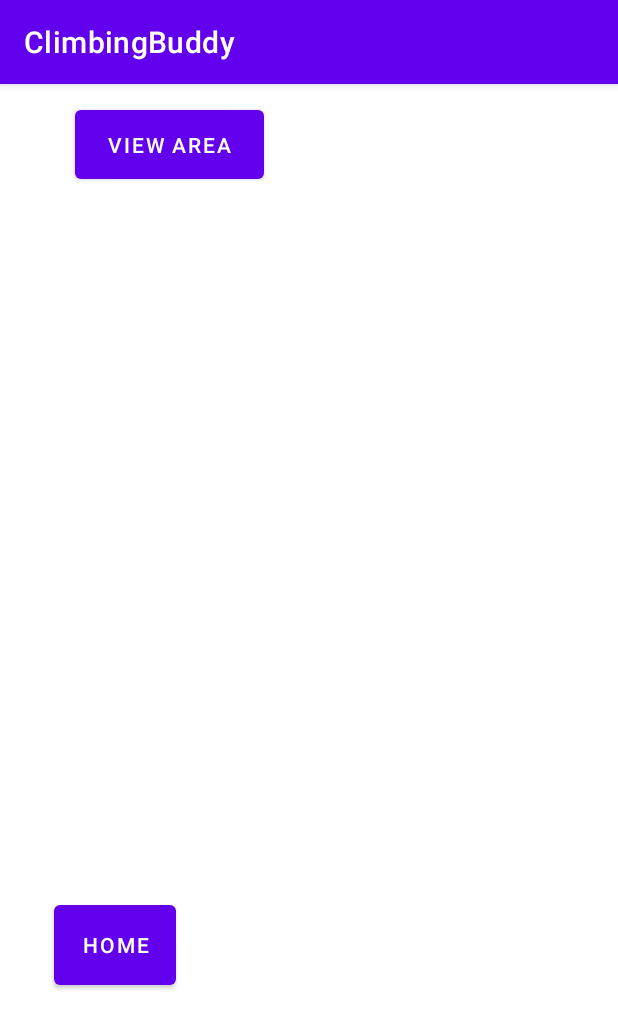
After one commit to JaegyeomKim/ISIT322_TeamProject-Climbing-Buddy-, an Android app: the fragment InfoFragment shown on its own in the app's theme, on a phone screen of 412 x 824 dp. The commit adds this screen. Shown: the top 1029 px of the screen. Run offline under Robolectric (Android 15) with nearby library versions, the phone set to English and light mode, and no system bars.

Commit message:
Changed files

```diff
--- /dev/null
+++ b/app/src/main/java/com/hfad/climbingbuddy/InfoFragment.kt
@@ -0,0 +1,59 @@
+package com.hfad.climbingbuddy
+
+import android.os.Bundle
+import androidx.fragment.app.Fragment
+import android.view.LayoutInflater
+import android.view.View
+import android.view.ViewGroup
+
+// TODO: Rename parameter arguments, choose names that match
+// the fragment initialization parameters, e.g. ARG_ITEM_NUMBER
+private const val ARG_PARAM1 = "param1"
+private const val ARG_PARAM2 = "param2"
+
+/**
+ * A simple [Fragment] subclass.
+ * Use the [InfoFragment.newInstance] factory method to
+ * create an instance of this fragment.
+ */
+class InfoFragment : Fragment() {
+    // TODO: Rename and change types of parameters
+    private var param1: String? = null
+    private var param2: String? = null
+
+    override fun onCreate(savedInstanceState: Bundle?) {
+        super.onCreate(savedInstanceState)
+        arguments?.let {
+            param1 = it.getString(ARG_PARAM1)
+            param2 = it.getString(ARG_PARAM2)
+        }
+    }
+
+    override fun onCreateView(
+        inflater: LayoutInflater, container: ViewGroup?,
+        savedInstanceState: Bundle?
+    ): View? {
+        // Inflate the layout for this fragment
+        return inflater.inflate(R.layout.fragment_info, container, false)
+    }
+
+    companion object {
+        /**
+         * Use this factory method to create a new instance of
+         * this fragment using the provided parameters.
+         *
+         * @param param1 Parameter 1.
+         * @param param2 Parameter 2.
+         * @return A new instance of fragment InfoFragment.
+         */
+        // TODO: Rename and change types and number of parameters
+        @JvmStatic
+        fun newInstance(param1: String, param2: String) =
+            InfoFragment().apply {
+                arguments = Bundle().apply {
+                    putString(ARG_PARAM1, param1)
+                    putString(ARG_PARAM2, param2)
+                }
+            }
+    }
+}
--- /dev/null
+++ b/app/src/main/res/layout/fragment_info.xml
@@ -0,0 +1,90 @@
+<?xml version="1.0" encoding="utf-8"?>
+<androidx.constraintlayout.widget.ConstraintLayout xmlns:android="http://schemas.android.com/apk/res/android"
+    xmlns:app="http://schemas.android.com/apk/res-auto"
+    xmlns:tools="http://schemas.android.com/tools"
+    android:layout_width="match_parent"
+    android:layout_height="match_parent"
+    tools:context=".MainActivity">
+
+    <TextView
+        android:id="@+id/name3"
+        android:layout_width="473dp"
+        android:layout_height="66dp"
+        android:textSize="50sp"
+
+        tools:layout_editor_absoluteX="257dp"
+        tools:layout_editor_absoluteY="607dp"
+        tools:text="Number of Climbs:" />
+
+    <Button
+        android:id="@+id/button"
+        android:layout_width="81dp"
+        android:layout_height="65dp"
+        android:layout_marginStart="36dp"
+        android:layout_marginTop="42dp"
+        android:layout_marginBottom="161dp"
+        android:text="Home"
+        app:layout_constraintBottom_toBottomOf="parent"
+        app:layout_constraintStart_toStartOf="parent"
+        app:layout_constraintTop_toTopOf="parent"
+        app:layout_constraintVertical_bias="1.0" />
+
+
+    <TextView
+        android:id="@+id/name"
+        android:layout_width="wrap_content"
+        android:layout_height="wrap_content"
+        android:textSize="50sp"
+
+        tools:layout_editor_absoluteX="167dp"
+        tools:layout_editor_absoluteY="247dp"
+        tools:text="1. Mt Si" />
+
+    <TextView
+        android:id="@+id/name1"
+        android:layout_width="220dp"
+        android:layout_height="59dp"
+        android:textSize="50sp"
+
+        tools:layout_editor_absoluteX="257dp"
+        tools:layout_editor_absoluteY="500dp"
+        tools:text="Lat:" />
+
+    <TextView
+        android:id="@+id/name2"
+        android:layout_width="220dp"
+        android:layout_height="59dp"
+        android:textSize="50sp"
+
+        tools:layout_editor_absoluteX="250dp"
+        tools:layout_editor_absoluteY="390dp"
+        tools:text="Long:" />
+
+
+    <TextView
+        android:id="@+id/name4"
+        android:layout_width="220dp"
+        android:layout_height="59dp"
+        android:textSize="50sp"
+
+        tools:layout_editor_absoluteX="257dp"
+        tools:layout_editor_absoluteY="730dp"
+        tools:text="Description:" />
+
+    <Button
+        android:id="@+id/button4"
+        android:layout_width="126dp"
+        android:layout_height="58dp"
+        android:layout_marginStart="50dp"
+        android:layout_marginEnd="50dp"
+        android:layout_marginBottom="254dp"
+        android:text="View Area"
+        app:layout_constraintBottom_toTopOf="@+id/button"
+        app:layout_constraintEnd_toEndOf="parent"
+        app:layout_constraintHorizontal_bias="0.0"
+        app:layout_constraintStart_toStartOf="parent"
+        app:layout_constraintTop_toTopOf="parent"
+        app:layout_constraintVertical_bias="0.048" />
+
+
+</androidx.constraintlayout.widget.ConstraintLayout>
```
Also changed, not shown: app/src/main/java/com/hfad/climbingbuddy/AreaInfoFragment.kt (added, +59 -0 lines), app/src/main/java/com/hfad/climbingbuddy/PastAscentsFragment.kt (added, +59 -0 lines), app/src/main/java/com/hfad/climbingbuddy/SearchFragment.kt (added, +59 -0 lines), app/src/main/res/layout/fragment_area_info.xml (added, +76 -0 lines), app/src/main/res/layout/fragment_past_ascents.xml (added, +74 -0 lines), app/src/main/res/layout/fragment_search.xml (added, +65 -0 lines), app/src/main/res/navigation/nav_graph.xml (+44 -15 lines).
